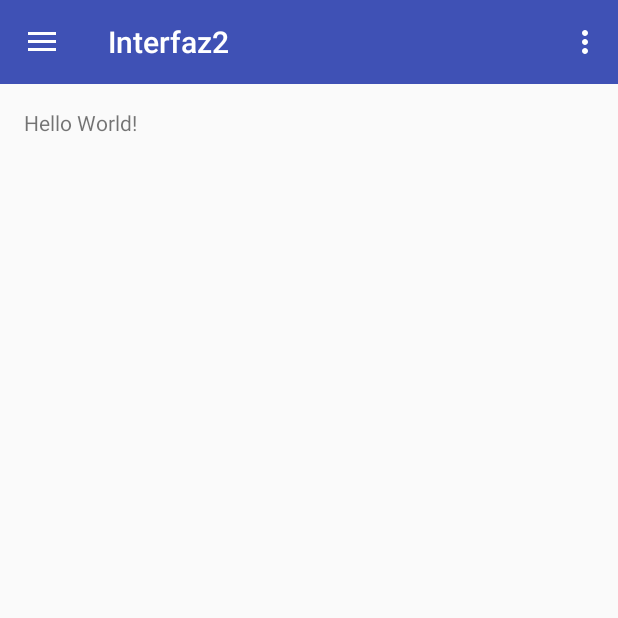
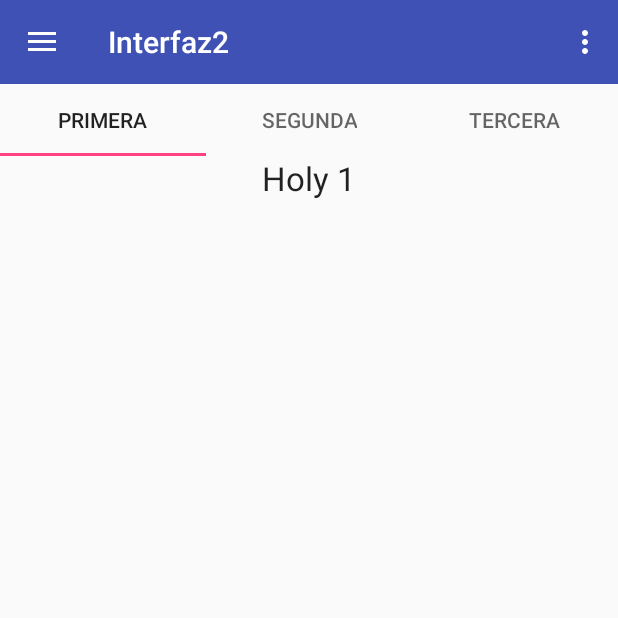
Before and after one commit to donxd/mipoli, an Android app: the screen it shows after launch (MainActivity), on a phone screen of 412 x 824 dp, the top half of it. Run offline under Robolectric (Android 15) with nearby library versions, the light colour scheme and no system bars.

Commit message:
Integración de pestañas

```diff
--- a/app/build.gradle
+++ b/app/build.gradle
@@ -24,4 +24,5 @@ dependencies {
     testCompile 'junit:junit:4.12'
     compile 'com.android.support:appcompat-v7:24.2.0'
     compile 'com.android.support:design:24.2.0'
+    compile 'com.android.support:support-v4:24.2.0'
 }
--- a/app/src/main/java/com/example/pruebas/interfaz2/MainActivity.java
+++ b/app/src/main/java/com/example/pruebas/interfaz2/MainActivity.java
@@ -3,6 +3,8 @@ package com.example.pruebas.interfaz2;
 import android.os.Bundle;
 import android.support.design.widget.FloatingActionButton;
 import android.support.design.widget.Snackbar;
+import android.support.v4.app.FragmentManager;
+import android.support.v4.app.FragmentTransaction;
 import android.view.View;
 import android.support.design.widget.NavigationView;
 import android.support.v4.view.GravityCompat;
@@ -20,6 +22,18 @@ public class MainActivity extends AppCompatActivity
 	protected void onCreate(Bundle savedInstanceState) {
 		super.onCreate(savedInstanceState);
 		setContentView(R.layout.activity_main);
+
+		DrawerLayout drawer = (DrawerLayout) findViewById(R.id.drawer_layout);
+		NavigationView navigationView = (NavigationView) findViewById(R.id.nav_view);
+
+		FragmentManager fragmentManager = getSupportFragmentManager();
+		FragmentTransaction fragmentTransaction = fragmentManager.beginTransaction();
+		fragmentTransaction.replace( R.id.contenido_layout, new PestaniasFragment() );
+		fragmentTransaction.commit();
+
+
+		navigationView.setNavigationItemSelectedListener(this);
+
 		Toolbar toolbar = (Toolbar) findViewById(R.id.toolbar);
 		setSupportActionBar(toolbar);
 
@@ -32,14 +46,11 @@ public class MainActivity extends AppCompatActivity
 			}
 		});
 
-		DrawerLayout drawer = (DrawerLayout) findViewById(R.id.drawer_layout);
 		ActionBarDrawerToggle toggle = new ActionBarDrawerToggle(
 				this, drawer, toolbar, R.string.navigation_drawer_open, R.string.navigation_drawer_close);
 		drawer.setDrawerListener(toggle);
 		toggle.syncState();
 
-		NavigationView navigationView = (NavigationView) findViewById(R.id.nav_view);
-		navigationView.setNavigationItemSelectedListener(this);
 	}
 
 	@Override
--- /dev/null
+++ b/app/src/main/java/com/example/pruebas/interfaz2/PestaniasFragment.java
@@ -0,0 +1,81 @@
+package com.example.pruebas.interfaz2;
+
+import android.content.Context;
+import android.net.Uri;
+import android.os.Bundle;
+import android.support.annotation.NonNull;
+import android.support.annotation.Nullable;
+import android.support.design.widget.TabLayout;
+import android.support.v4.app.Fragment;
+import android.support.v4.app.FragmentManager;
+import android.support.v4.app.FragmentPagerAdapter;
+import android.support.v4.view.ViewPager;
+import android.view.LayoutInflater;
+import android.view.View;
+import android.view.ViewGroup;
+import android.widget.TextView;
+
+public class PestaniasFragment extends Fragment {
+
+	public static TabLayout tabLayout;
+	public static ViewPager viewPager;
+	public static int numero_secciones = 3;
+
+	@Nullable
+	@Override
+	public View onCreateView(LayoutInflater inflater, ViewGroup container,
+							 Bundle savedInstanceState) {
+
+		View x = inflater.inflate( R.layout.pestanias_layout, null );
+		tabLayout = (TabLayout) x.findViewById( R.id.tabs );
+		viewPager = (ViewPager) x.findViewById( R.id.viewPager );
+
+		viewPager.setAdapter( new AdaptadorPestanias( getChildFragmentManager() ) );
+
+		tabLayout.post(new Runnable() {
+			@Override
+			public void run() {
+				tabLayout.setupWithViewPager( viewPager );
+			}
+		});
+
+		return x;
+	}
+
+	class AdaptadorPestanias extends FragmentPagerAdapter {
+
+		public AdaptadorPestanias ( FragmentManager fragmentManager ){
+			super( fragmentManager );
+		}
+
+		@Override
+		public Fragment getItem ( int position ){
+			switch ( position ){
+				case 0 : return new PrimeraSeccion();
+				case 1 : return new SegundaSeccion();
+				case 2 : return new TerceraSeccion();
+			}
+
+			return null;
+		}
+
+		@Override
+		public int getCount (){
+			return numero_secciones;
+		}
+
+		@Override
+		public CharSequence getPageTitle ( int position ){
+			switch ( position ){
+				case 0: return "Primera";
+				case 1: return "Segunda";
+				case 2: return "Tercera";
+			}
+
+			return null;
+		}
+
+	}
+
+
+}
--- /dev/null
+++ b/app/src/main/java/com/example/pruebas/interfaz2/PrimeraSeccion.java
@@ -0,0 +1,17 @@
+package com.example.pruebas.interfaz2;
+
+import android.os.Bundle;
+import android.support.annotation.Nullable;
+import android.support.v4.app.Fragment;
+import android.view.LayoutInflater;
+import android.view.View;
+import android.view.ViewGroup;
+
+public class PrimeraSeccion extends Fragment {
+
+	@Nullable
+	@Override
+	public View onCreateView (LayoutInflater layoutInflater, ViewGroup contenedor, Bundle estadoInstanciaGuardada ){
+		return layoutInflater.inflate( R.layout.primera_seccion, null );
+	}
+}
--- /dev/null
+++ b/app/src/main/java/com/example/pruebas/interfaz2/SegundaSeccion.java
@@ -0,0 +1,19 @@
+package com.example.pruebas.interfaz2;
+
+import android.os.Bundle;
+import android.support.annotation.Nullable;
+import android.support.v4.app.Fragment;
+import android.view.LayoutInflater;
+import android.view.View;
+import android.view.ViewGroup;
+
+import com.example.pruebas.interfaz2.R;
+
+public class SegundaSeccion extends Fragment {
+
+	@Nullable
+	@Override
+	public View onCreateView (LayoutInflater layoutInflater, ViewGroup contenedor, Bundle estadoInstanciaGuardada ){
+		return layoutInflater.inflate( R.layout.segunda_seccion, null );
+	}
+}
--- /dev/null
+++ b/app/src/main/java/com/example/pruebas/interfaz2/TerceraSeccion.java
@@ -0,0 +1,17 @@
+package com.example.pruebas.interfaz2;
+
+import android.os.Bundle;
+import android.support.annotation.Nullable;
+import android.support.v4.app.Fragment;
+import android.view.LayoutInflater;
+import android.view.View;
+import android.view.ViewGroup;
+
+public class TerceraSeccion extends Fragment {
+
+	@Nullable
+	@Override
+	public View onCreateView (LayoutInflater layoutInflater, ViewGroup contenedor, Bundle estadoInstanciaGuardada ){
+		return layoutInflater.inflate( R.layout.tercera_seccion, null );
+	}
+}
--- a/app/src/main/res/layout/activity_main.xml
+++ b/app/src/main/res/layout/activity_main.xml
@@ -19,7 +19,13 @@
         android:fitsSystemWindows="true"
         tools:openDrawer="start">
 
-        <include layout="@layout/content_main"/>
+        <!-- <include layout="@layout/content_main" /> -->
+        <FrameLayout
+            android:id="@+id/contenido_layout"
+            android:layout_width="match_parent"
+            android:layout_height="match_parent"
+            android:orientation="vertical">
+        </FrameLayout>
 
         <android.support.design.widget.FloatingActionButton
             android:id="@+id/fab"
--- /dev/null
+++ b/app/src/main/res/layout/pestanias_layout.xml
@@ -0,0 +1,24 @@
+<?xml version="1.0" encoding="utf-8"?>
+<LinearLayout
+    xmlns:android="http://schemas.android.com/apk/res/android"
+    xmlns:app="http://schemas.android.com/apk/res-auto"
+    android:orientation="vertical"
+    android:layout_width="match_parent"
+    android:layout_height="match_parent">
+
+    <android.support.design.widget.TabLayout
+        android:id="@+id/tabs"
+        android:layout_width="match_parent"
+        android:layout_height="wrap_content"
+        app:tabGravity="fill"
+        app:tabMode="fixed"
+        app:tabIndicatorColor="@color/colorAccent">
+    </android.support.design.widget.TabLayout>
+
+    <android.support.v4.view.ViewPager
+        android:id="@+id/viewPager"
+        android:layout_width="match_parent"
+        android:layout_height="match_parent">
+    </android.support.v4.view.ViewPager>
+
+</LinearLayout>
--- /dev/null
+++ b/app/src/main/res/layout/primera_seccion.xml
@@ -0,0 +1,15 @@
+<?xml version="1.0" encoding="utf-8"?>
+<RelativeLayout xmlns:android="http://schemas.android.com/apk/res/android"
+                android:layout_width="match_parent"
+                android:layout_height="match_parent">
+
+    <TextView
+        android:layout_width="wrap_content"
+        android:layout_height="wrap_content"
+        android:textAppearance="?android:attr/textAppearanceLarge"
+        android:text="Holy 1"
+        android:id="@+id/textView2"
+        android:layout_alignParentTop="true"
+        android:layout_centerHorizontal="true"/>
+
+</RelativeLayout>
--- /dev/null
+++ b/app/src/main/res/layout/segunda_seccion.xml
@@ -0,0 +1,15 @@
+<?xml version="1.0" encoding="utf-8"?>
+<RelativeLayout xmlns:android="http://schemas.android.com/apk/res/android"
+                android:layout_width="match_parent"
+                android:layout_height="match_parent">
+
+    <TextView
+        android:layout_width="wrap_content"
+        android:layout_height="wrap_content"
+        android:textAppearance="?android:attr/textAppearanceLarge"
+        android:text="Holy 2"
+        android:id="@+id/textView2"
+        android:layout_alignParentTop="true"
+        android:layout_centerHorizontal="true"/>
+
+</RelativeLayout>
--- /dev/null
+++ b/app/src/main/res/layout/tercera_seccion.xml
@@ -0,0 +1,15 @@
+<?xml version="1.0" encoding="utf-8"?>
+<RelativeLayout xmlns:android="http://schemas.android.com/apk/res/android"
+                android:layout_width="match_parent"
+                android:layout_height="match_parent">
+
+    <TextView
+        android:layout_width="wrap_content"
+        android:layout_height="wrap_content"
+        android:textAppearance="?android:attr/textAppearanceLarge"
+        android:text="Holy 3"
+        android:id="@+id/textView2"
+        android:layout_alignParentTop="true"
+        android:layout_centerHorizontal="true"/>
+
+</RelativeLayout>
--- a/app/src/main/res/values/strings.xml
+++ b/app/src/main/res/values/strings.xml
@@ -5,4 +5,7 @@
     <string name="navigation_drawer_close">Close navigation drawer</string>
 
     <string name="action_settings">Settings</string>
+
+    <!-- TODO: Remove or change this placeholder text -->
+    <string name="hello_blank_fragment">Hello blank fragment</string>
 </resources>
```
